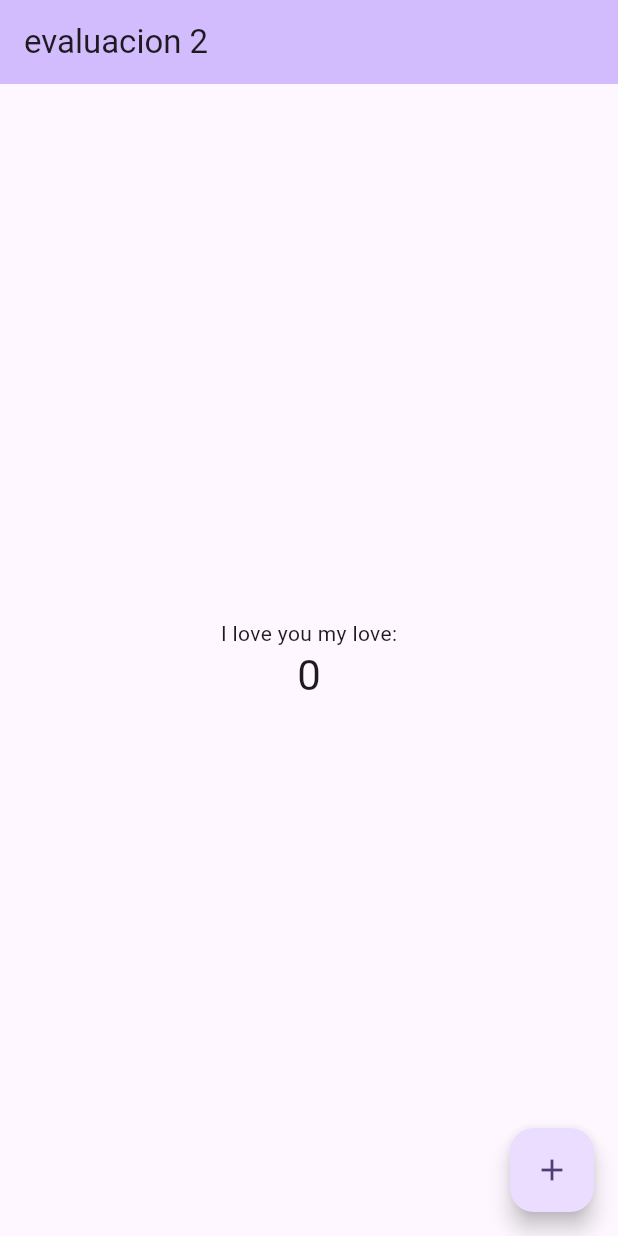
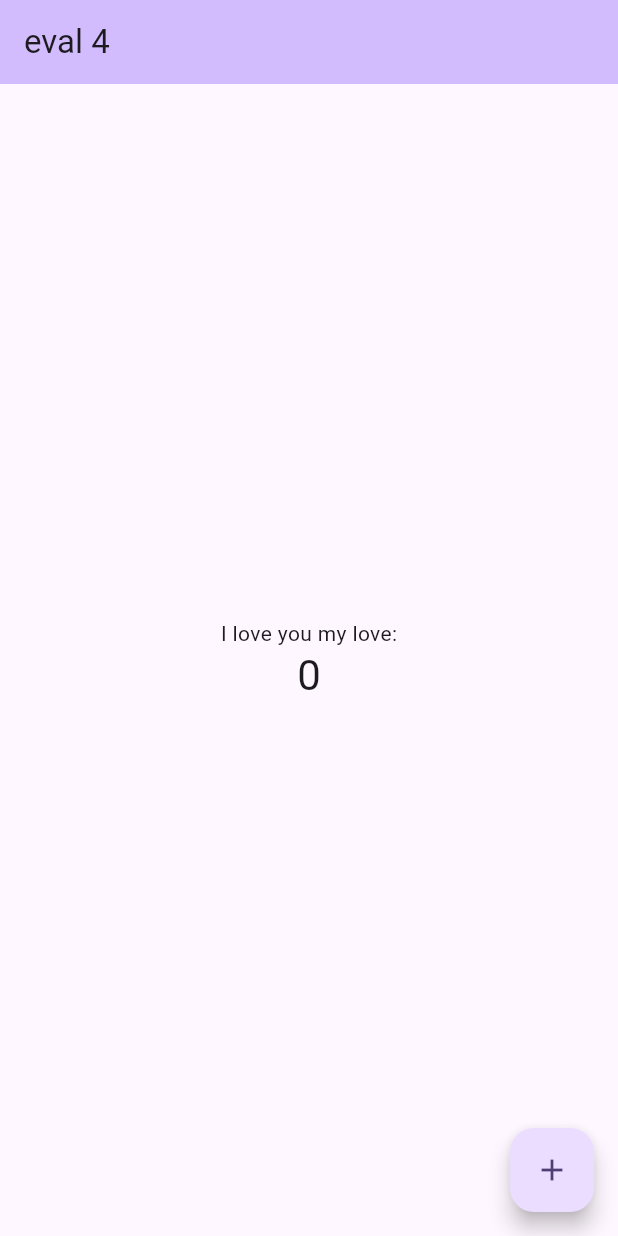
Before and after one commit to Cesar-zelaya/eval2_sis21a, a Flutter app: the screen it shows after launch, on a phone screen of 412 x 824 dp. Run offline on Flutter 3.47's test engine with Material 2 defaults, Android fonts, the phone set to English and light mode, and no system bars; our stand-ins replace cloud_firestore; accounts and stored records are empty.

Commit message:
hola
hola

```diff
--- a/lib/main.dart
+++ b/lib/main.dart
@@ -17,7 +17,7 @@ class MyApp extends StatelessWidget {
         colorScheme: ColorScheme.fromSeed(seedColor: Colors.deepPurple),
         useMaterial3: true,
       ),
-      home: const MyHomePage(title: 'evaluacion 2'),
+      home: const MyHomePage(title: 'eval 4'),
     );
   }
 }
```
